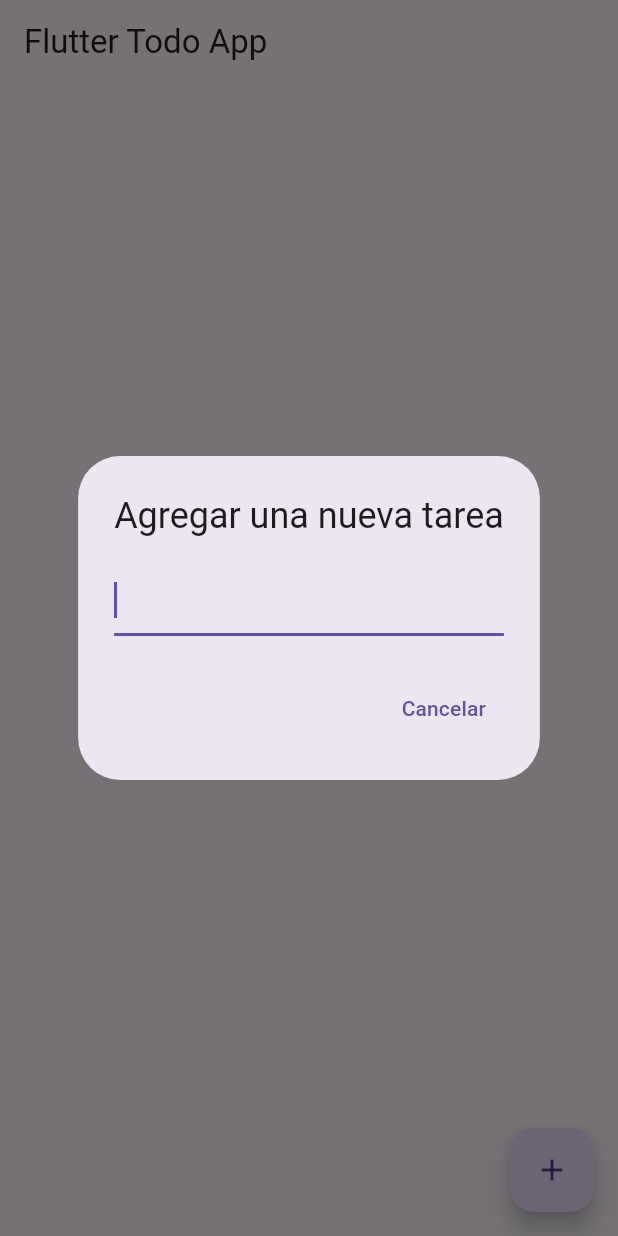
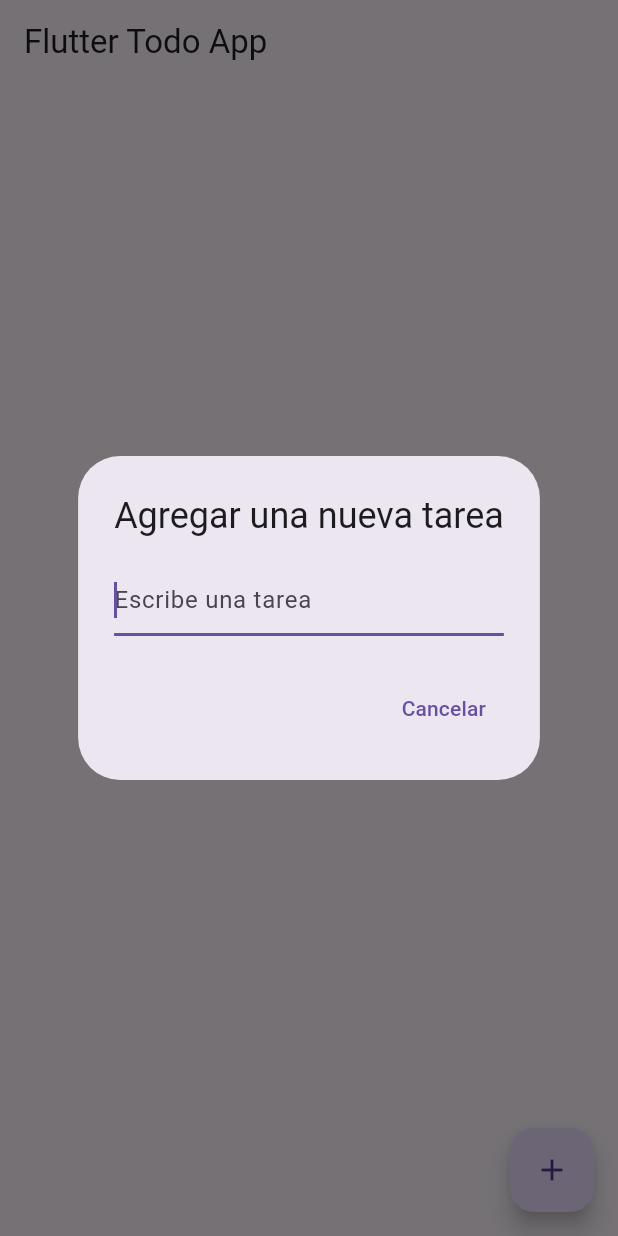
Before and after one commit to paalvarador/flutter_todo_app, a Flutter app: the screen it shows after launch, after a tap on the "add" icon, on a phone screen of 412 x 824 dp. Run offline on Flutter 3.47's test engine with Material 3 defaults, Android fonts, the phone set to English and light mode, and no system bars.

Commit message:
feat: Styles

```diff
--- a/lib/main.dart
+++ b/lib/main.dart
@@ -12,9 +12,11 @@ class TodoApp extends StatelessWidget {
     return MaterialApp(
       title: "Flutter Todo App",
       theme: ThemeData(
-        primarySwatch: Colors.blue,
-        visualDensity: VisualDensity.adaptivePlatformDensity,
-      ),
+          primarySwatch: Colors.teal,
+          visualDensity: VisualDensity.adaptivePlatformDensity,
+          textTheme: const TextTheme(
+            bodyMedium: TextStyle(fontSize: 18),
+          )),
       home: const TodoListScreen(),
     );
   }
@@ -56,6 +58,9 @@ class _TodoListScreenState extends State<TodoListScreen> {
                 _addTodoItem(val);
                 Navigator.pop(context);
               },
+              decoration: const InputDecoration(
+                hintText: 'Escribe una tarea',
+              ),
             ),
             actions: <Widget>[
               TextButton(
@@ -68,11 +73,14 @@ class _TodoListScreenState extends State<TodoListScreen> {
   }
 
   Widget _buildTodoItem(String task, int index) {
-    return ListTile(
-      title: Text(task),
-      trailing: IconButton(
-        icon: const Icon(Icons.delete),
-        onPressed: () => _removeTodoItem(index),
+    return Card(
+      margin: const EdgeInsets.symmetric(vertical: 8.0, horizontal: 16.0),
+      child: ListTile(
+        title: Text(task),
+        trailing: IconButton(
+          icon: const Icon(Icons.delete),
+          onPressed: () => _removeTodoItem(index),
+        ),
       ),
     );
   }
```
